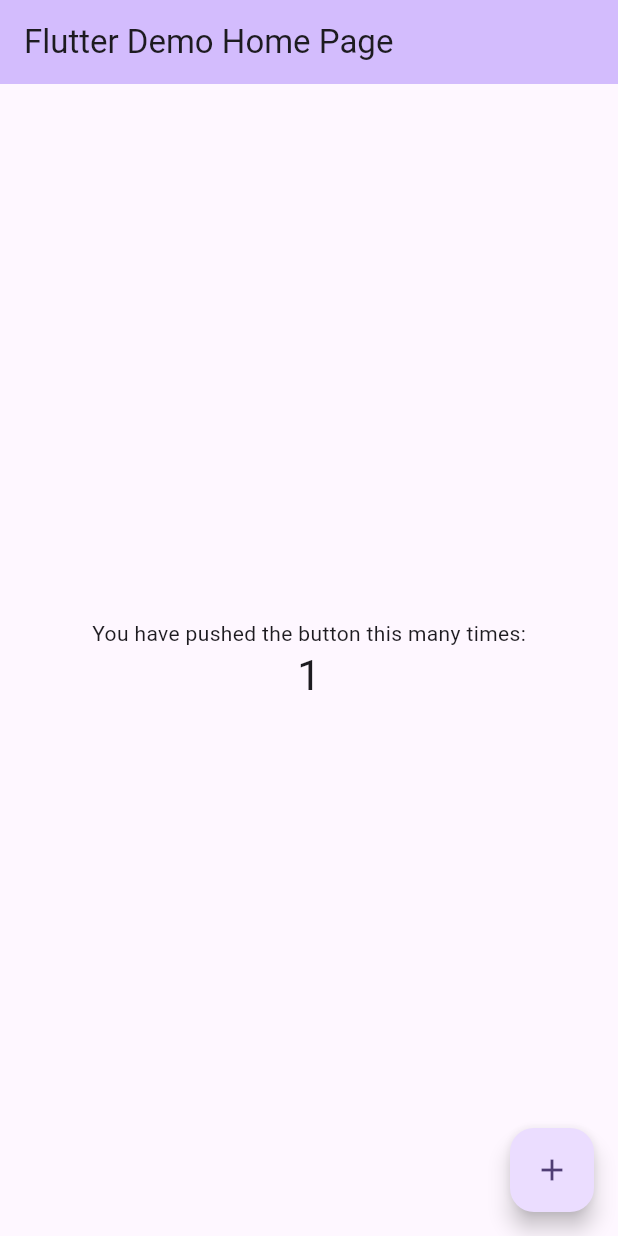
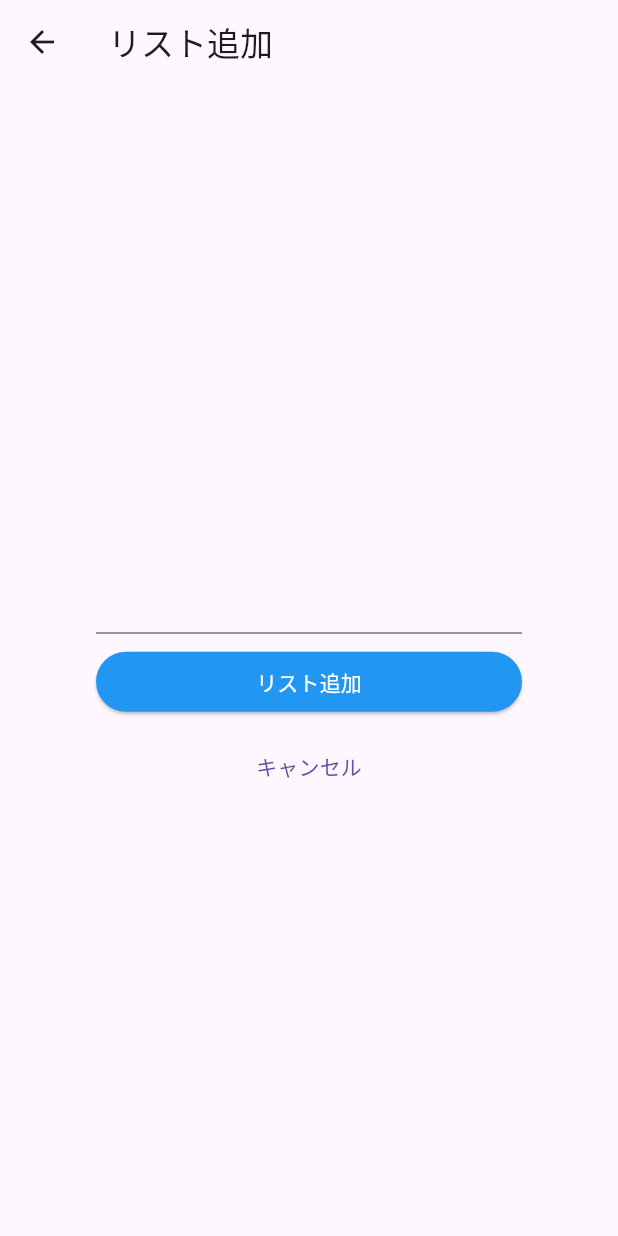
Before and after one commit to KazMat1/flutter_todo_app, a Flutter app: the screen it shows after launch, after a tap on the "add" icon, on a phone screen of 412 x 824 dp. Run offline on Flutter 3.47's test engine with Material 3 defaults, Android fonts, the phone set to English and light mode, and no system bars.

Commit message:
add: implement a todo list

```diff
--- a/lib/main.dart
+++ b/lib/main.dart
@@ -1,125 +1,7 @@
 import 'package:flutter/material.dart';
+import 'my_todo_app.dart';
 
 void main() {
-  runApp(const MyApp());
+  // 最初に表示するWidget
+  runApp(const MyTodoApp());
 }
-
-class MyApp extends StatelessWidget {
-  const MyApp({super.key});
-
-  // This widget is the root of your application.
-  @override
-  Widget build(BuildContext context) {
-    return MaterialApp(
-      title: 'Flutter Demo',
-      theme: ThemeData(
-        // This is the theme of your application.
-        //
-        // TRY THIS: Try running your application with "flutter run". You'll see
-        // the application has a purple toolbar. Then, without quitting the app,
-        // try changing the seedColor in the colorScheme below to Colors.green
-        // and then invoke "hot reload" (save your changes or press the "hot
-        // reload" button in a Flutter-supported IDE, or press "r" if you used
-        // the command line to start the app).
-        //
-        // Notice that the counter didn't reset back to zero; the application
-        // state is not lost during the reload. To reset the state, use hot
-        // restart instead.
-        //
-        // This works for code too, not just values: Most code changes can be
-        // tested with just a hot reload.
-        colorScheme: ColorScheme.fromSeed(seedColor: Colors.deepPurple),
-        useMaterial3: true,
-      ),
-      home: const MyHomePage(title: 'Flutter Demo Home Page'),
-    );
-  }
-}
-
-class MyHomePage extends StatefulWidget {
-  const MyHomePage({super.key, required this.title});
-
-  // This widget is the home page of your application. It is stateful, meaning
-  // that it has a State object (defined below) that contains fields that affect
-  // how it looks.
-
-  // This class is the configuration for the state. It holds the values (in this
-  // case the title) provided by the parent (in this case the App widget) and
-  // used by the build method of the State. Fields in a Widget subclass are
-  // always marked "final".
-
-  final String title;
-
-  @override
-  State<MyHomePage> createState() => _MyHomePageState();
-}
-
-class _MyHomePageState extends State<MyHomePage> {
-  int _counter = 0;
-
-  void _incrementCounter() {
-    setState(() {
-      // This call to setState tells the Flutter framework that something has
-      // changed in this State, which causes it to rerun the build method below
-      // so that the display can reflect the updated values. If we changed
-      // _counter without calling setState(), then the build method would not be
-      // called again, and so nothing would appear to happen.
-      _counter++;
-    });
-  }
-
-  @override
-  Widget build(BuildContext context) {
-    // This method is rerun every time setState is called, for instance as done
-    // by the _incrementCounter method above.
-    //
-    // The Flutter framework has been optimized to make rerunning build methods
-    // fast, so that you can just rebuild anything that needs updating rather
-    // than having to individually change instances of widgets.
-    return Scaffold(
-      appBar: AppBar(
-        // TRY THIS: Try changing the color here to a specific color (to
-        // Colors.amber, perhaps?) and trigger a hot reload to see the AppBar
-        // change color while the other colors stay the same.
-        backgroundColor: Theme.of(context).colorScheme.inversePrimary,
-        // Here we take the value from the MyHomePage object that was created by
-        // the App.build method, and use it to set our appbar title.
-        title: Text(widget.title),
-      ),
-      body: Center(
-        // Center is a layout widget. It takes a single child and positions it
-        // in the middle of the parent.
-        child: Column(
-          // Column is also a layout widget. It takes a list of children and
-          // arranges them vertically. By default, it sizes itself to fit its
-          // children horizontally, and tries to be as tall as its parent.
-          //
-          // Column has various properties to control how it sizes itself and
-          // how it positions its children. Here we use mainAxisAlignment to
-          // center the children vertically; the main axis here is the vertical
-          // axis because Columns are vertical (the cross axis would be
-          // horizontal).
-          //
-          // TRY THIS: Invoke "debug painting" (choose the "Toggle Debug Paint"
-          // action in the IDE, or press "p" in the console), to see the
-          // wireframe for each widget.
-          mainAxisAlignment: MainAxisAlignment.center,
-          children: <Widget>[
-            const Text(
-              'You have pushed the button this many times:',
-            ),
-            Text(
-              '$_counter',
-              style: Theme.of(context).textTheme.headlineMedium,
-            ),
-          ],
-        ),
-      ),
-      floatingActionButton: FloatingActionButton(
-        onPressed: _incrementCounter,
-        tooltip: 'Increment',
-        child: const Icon(Icons.add),
-      ), // This trailing comma makes auto-formatting nicer for build methods.
-    );
-  }
-}
--- /dev/null
+++ b/lib/my_todo_app.dart
@@ -0,0 +1,21 @@
+import 'package:flutter/material.dart';
+
+import 'todo_list_page.dart';
+
+class MyTodoApp extends StatelessWidget {
+  const MyTodoApp({super.key});
+
+  @override
+  Widget build(BuildContext context) {
+    return MaterialApp(
+      // アプリ名
+      title: 'My Todo App',
+      theme: ThemeData(
+        // テーマカラー
+        primarySwatch: Colors.blue,
+      ),
+      // リスト一覧画面を表示
+      home: const TodoListPage(),
+    );
+  }
+}
--- /dev/null
+++ b/lib/todo_add_page.dart
@@ -0,0 +1,77 @@
+// リスト追加画面用Widget
+import 'package:flutter/material.dart';
+
+class TodoAddPage extends StatefulWidget {
+  const TodoAddPage({super.key});
+
+  @override
+  // ignore: library_private_types_in_public_api
+  _TodoAddPageState createState() => _TodoAddPageState();
+}
+
+class _TodoAddPageState extends State<TodoAddPage> {
+  // 入力されたテキストをデータとして持つ
+  String _text = '';
+
+  // データを元に表示するWidget
+  @override
+  Widget build(BuildContext context) {
+    return Scaffold(
+      appBar: AppBar(
+        title: const Text('リスト追加'),
+      ),
+      body: Container(
+        // 余白を付ける
+        padding: const EdgeInsets.all(64),
+        child: Column(
+          mainAxisAlignment: MainAxisAlignment.center,
+          children: <Widget>[
+            // 入力されたテキストを表示
+            Text(_text, style: const TextStyle(color: Colors.blue)),
+            const SizedBox(height: 8),
+            TextField(
+                onChanged: (String value) {
+                    setState(() {
+                      _text = value;
+                    });
+                },
+            ),
+            const SizedBox(height: 8),
+            SizedBox(
+              // 横幅いっぱいに広げる
+              width: double.infinity,
+              // リスト追加ボタン
+              child: ElevatedButton(
+                style: ElevatedButton.styleFrom(
+                    backgroundColor: Colors.blue,
+                ),
+                onPressed: () {
+
+                  // *** 追加する部分 ***
+                  // "pop"で前の画面に戻る
+                  // "pop"の引数から前の画面にデータを渡す
+                  Navigator.of(context).pop(_text);
+                },
+                child: const Text('リスト追加', style: TextStyle(color: Colors.white)),
+              ),
+            ),
+            const SizedBox(height: 8),
+            SizedBox(
+              // 横幅いっぱいに広げる
+              width: double.infinity,
+              // キャンセルボタン
+              child: TextButton(
+                // ボタンをクリックした時の処理
+                onPressed: () {
+                  // “pop”で前の画面に戻る
+                  Navigator.of(context).pop();
+                },
+                child: const Text('キャンセル'),
+              ),
+            ),
+          ],
+        ),
+      ),
+    );
+  }
+}
--- /dev/null
+++ b/lib/todo_list_page.dart
@@ -0,0 +1,58 @@
+import 'package:flutter/material.dart';
+
+import 'todo_add_page.dart';
+
+// リスト一覧画面用Widget
+class TodoListPage extends StatefulWidget {
+  const TodoListPage({super.key});
+
+  @override
+  // ignore: library_private_types_in_public_api
+  _TodoListPageState createState() => _TodoListPageState();
+}
+
+class _TodoListPageState extends State<TodoListPage> {
+  // Todoリストのデータ
+  List<String> todoList = [];
+
+  @override
+  Widget build(BuildContext context) {
+    return Scaffold(
+      // AppBarを表示し、タイトルも設定
+      appBar: AppBar(
+        title: const Text('リスト一覧'),
+      ),
+      // データを元にListViewを作成
+      body: ListView.builder(
+        itemCount: todoList.length,
+        itemBuilder: (context, index) {
+          return Card(
+            child: ListTile(
+              title: Text(todoList[index]),
+            ),
+          );
+        },
+      ),
+      floatingActionButton: FloatingActionButton(
+        onPressed: () async {
+          // "push"で新規画面に遷移
+          // リスト追加画面から渡される値を受け取る
+          final newListText = await Navigator.of(context).push(
+            MaterialPageRoute(builder: (context) {
+              // 遷移先の画面としてリスト追加画面を指定
+              return const TodoAddPage();
+            }),
+          );
+          if (newListText != null) {
+            // キャンセルした場合は newListText が null となるので注意
+            setState(() {
+              // リスト追加
+              todoList.add(newListText);
+            });
+          }
+        },
+        child: const Icon(Icons.add),
+      ),
+    );
+  }
+}
```
